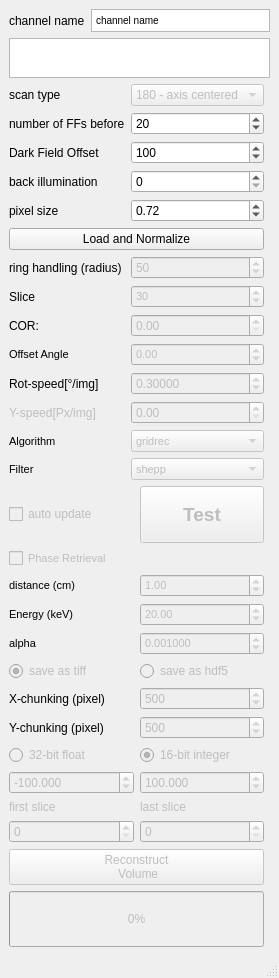
Qt form BAMline_on_the_fly_CT/on_the_fly_CT_reco_hdf_panel.ui (HMarkoetter/BAMline_CT_preview_RECO) before a commit.
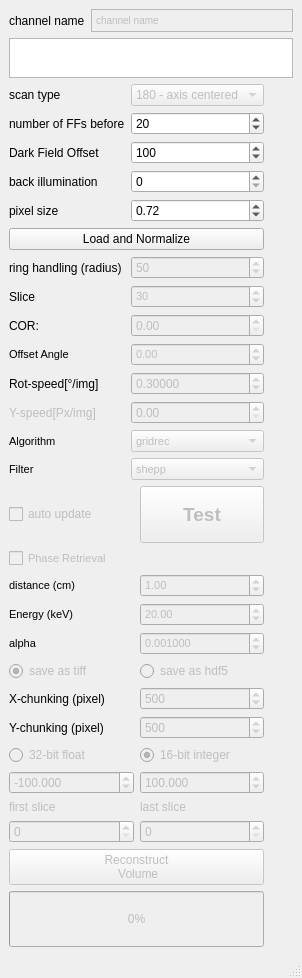
The same form after that commit.

Commit message: 360 Deg scan - Preview enlarged

```diff
--- a/BAMline_on_the_fly_CT/on_the_fly_CT_reco_hdf_panel.ui
+++ b/BAMline_on_the_fly_CT/on_the_fly_CT_reco_hdf_panel.ui
@@ -6,7 +6,7 @@
    <rect>
     <x>0</x>
     <y>0</y>
-    <width>268</width>
+    <width>302</width>
     <height>978</height>
    </rect>
   </property>
@@ -430,6 +430,9 @@
       </item>
       <item>
        <widget class="QTextBrowser" name="Qchannel_name">
+        <property name="enabled">
+         <bool>false</bool>
+        </property>
         <property name="maximumSize">
          <size>
           <width>16777215</width>
```
Left out of the diff: 2 changed lines with no effect on the pictures. The commit also changes 2 other files.
